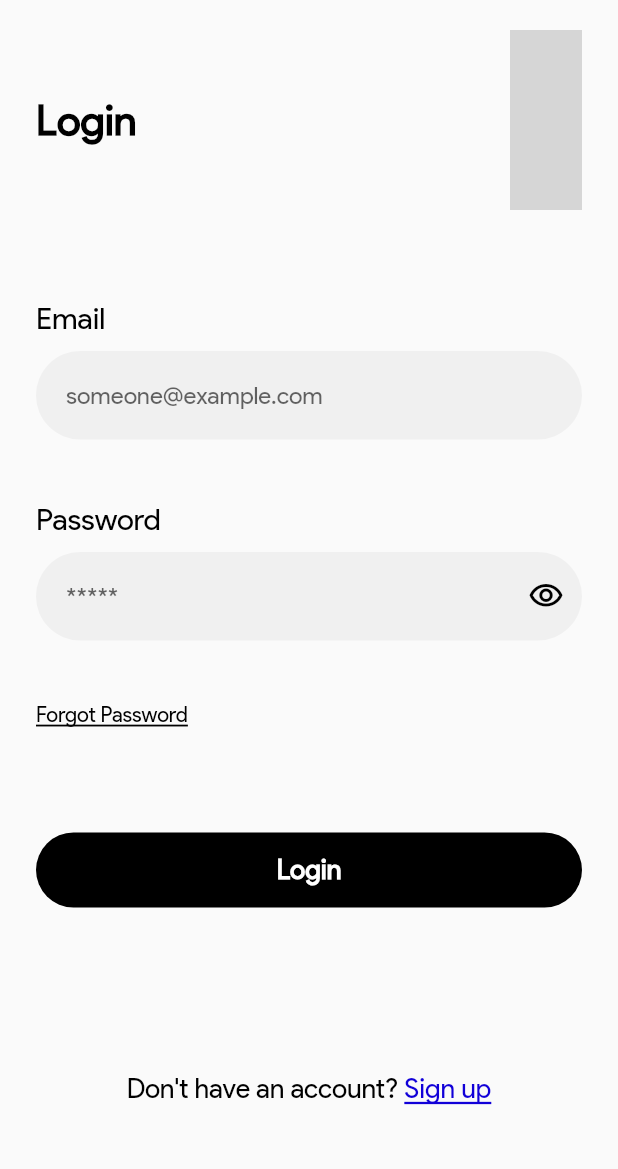
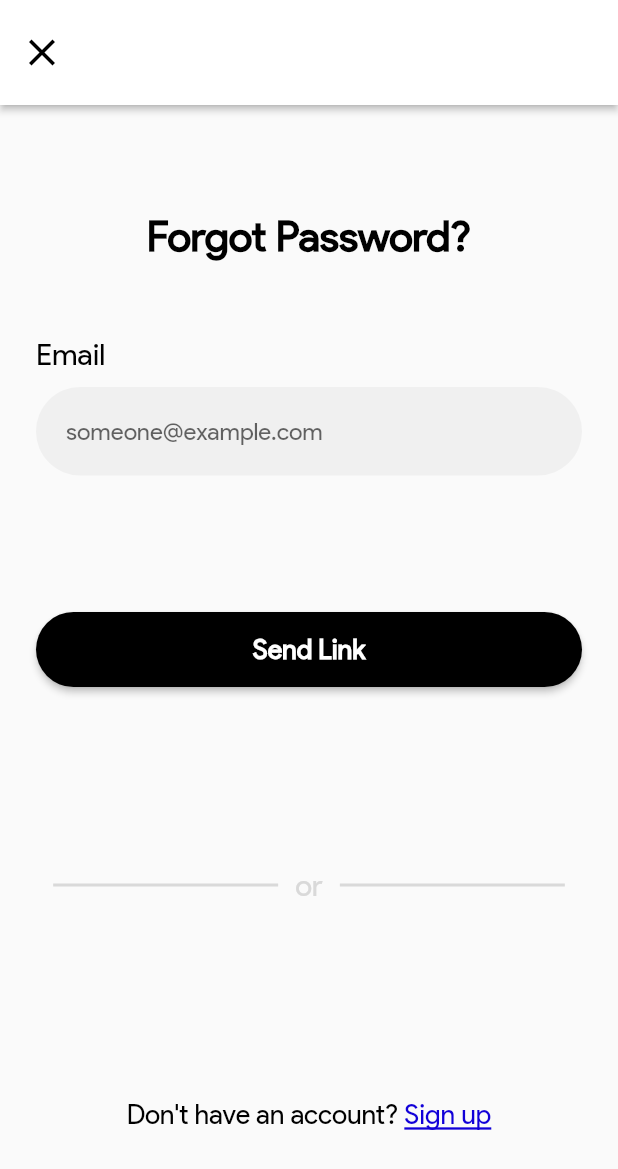
Before and after one commit to jayachandranmd/avail, a Flutter app: the Login screen opened directly, after a tap on "Forgot Password", on a phone screen of 412 x 824 dp. Shown: the top 1169 px of the screen. Run offline on Flutter 3.47's test engine with Material 2 defaults, Android fonts, the phone set to English and light mode, and no system bars; drawn by our look-alikes of cached_network_image; our stand-ins replace card_swiper, cloud_firestore, csc_picker, firebase_auth, firebase_core, firebase_storage and 7 more; accounts and stored records are empty; network calls fail; grey boxes are pictures that could not be loaded.

Commit message:
navigation added

```diff
--- a/lib/screens/auth/sign_in.dart
+++ b/lib/screens/auth/sign_in.dart
@@ -8,6 +8,7 @@ import 'package:fluttertoast/fluttertoast.dart';
 
 import '../../widgets/textformfield.dart';
 import '../home/homepage.dart';
+import 'forgot_page.dart';
 import 'sign_up.dart';
 
 class Login extends StatefulWidget {
@@ -121,7 +122,12 @@ class _LoginState extends State<Login> {
                       ),
                     ),
                     InkWell(onTap: (){
-                      AuthMethods().forgotpassword(email: emailcontroller.text.trim());
+                      Navigator.push(
+                          context,
+                          MaterialPageRoute(
+                            builder: (context) => const ForgotPage(),
+                          ),
+                      );
                     },
                       child: Text("Forgot Password",
                       style: TextStyle(
```
